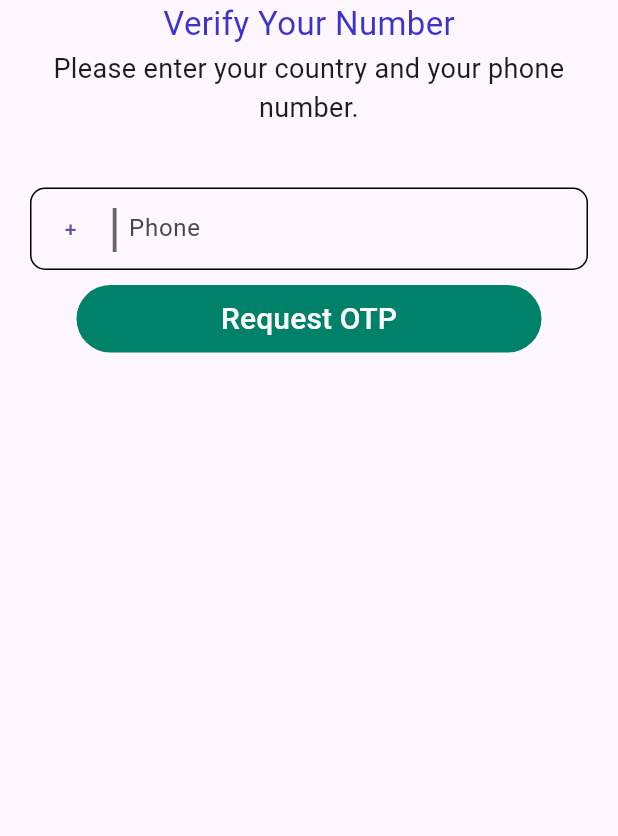
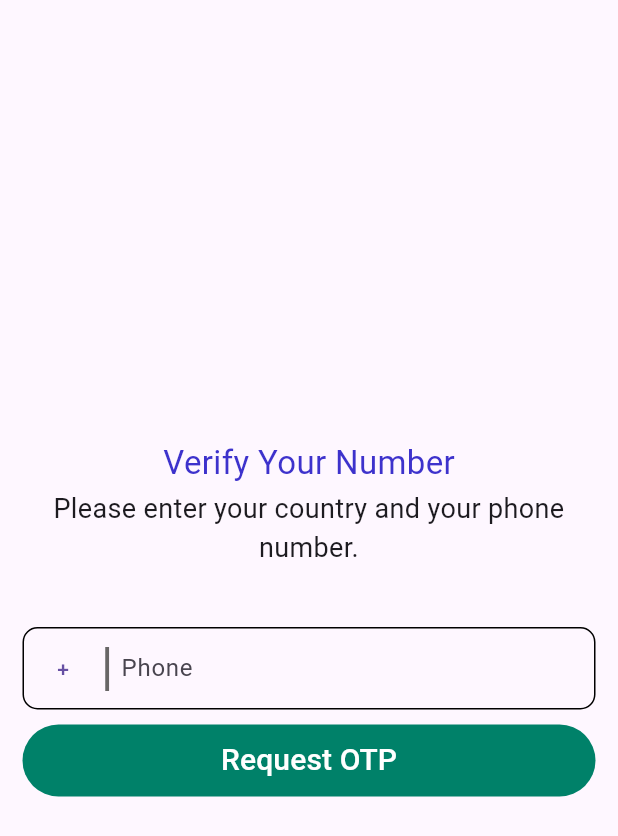
Before and after one commit to Faisii786/WhatsApp_clone, a Flutter app: the PhoneNumber screen opened directly, on a phone screen of 412 x 824 dp. Shown: the top 836 px of the screen. Run offline on Flutter 3.47's test engine with Material 2 defaults, Android fonts, the phone set to English and light mode, and no system bars; our stand-ins replace country_picker, firebase_auth, firebase_core, google_fonts, image_picker; accounts and stored records are empty; Roboto replaces fonts that are missing (Alatsi).

Commit message:
Add phone page

```diff
--- a/lib/auth/Agree&Continue.dart
+++ b/lib/auth/Agree&Continue.dart
@@ -1,4 +1,5 @@
 import 'package:flutter/material.dart';
+import 'package:whatsapp_clone/auth/phone_number.dart';
 import 'package:whatsapp_clone/utilities/colors.dart';
 import 'package:whatsapp_clone/auth/create_your_profile.dart';
 
@@ -81,7 +82,7 @@ class AgreeAndContine extends StatelessWidget {
                         Navigator.push(
                           context,
                           MaterialPageRoute(
-                            builder: (context) => SetupProfile(),
+                            builder: (context) => PhoneNumber(),
                           ),
                         );
                       },
--- a/lib/auth/phone_number.dart
+++ b/lib/auth/phone_number.dart
@@ -79,14 +79,16 @@ class _PhoneNumberState extends State<PhoneNumber> {
         child: ScaffoldMessenger(
           key: SnakBarKey,
           child: Scaffold(
-            body: Center(
+            body: Container(
+              padding: const EdgeInsets.symmetric(horizontal: 15),
               child: Column(
+                mainAxisAlignment: MainAxisAlignment.center,
+                crossAxisAlignment: CrossAxisAlignment.center,
                 children: [
                   Text(
                     "Verify Your Number",
                     style: GoogleFonts.alatsi(
-                        fontSize: 22,
-                        color: Color.fromARGB(255, 61, 50, 204)),
+                        fontSize: 22, color: Color.fromARGB(255, 61, 50, 204)),
                   ),
                   SizedBox(
                     height: 2,
@@ -101,9 +103,7 @@ class _PhoneNumberState extends State<PhoneNumber> {
                   SizedBox(
                     height: 40,
                   ),
-                  Padding(
-                    padding: const EdgeInsets.symmetric(horizontal: 20),
-                    child: Container(
+                  Container(
                     decoration: BoxDecoration(
                         border: Border.all(),
                         borderRadius: BorderRadius.circular(10)),
@@ -121,28 +121,20 @@ class _PhoneNumberState extends State<PhoneNumber> {
                                     onPressed: () {
                                       showCountryPicker(
                                         favorite: ['PK'],
-                                          countryListTheme:
-                                              CountryListThemeData(
-                                                  backgroundColor:
-                                                      Colors.grey[300],
+                                        countryListTheme: CountryListThemeData(
+                                            backgroundColor: Colors.grey[300],
                                             bottomSheetHeight: 400,
                                             flagSize: 20,
                                             inputDecoration: InputDecoration(
-                                                      hintText:
-                                                          'Enter Country Name',
-                                                      labelText:
-                                                          'Search Country'),
-                                                  borderRadius:
-                                                      BorderRadius.only(
-                                                    topRight:
-                                                        Radius.circular(5),
-                                                    topLeft:
-                                                        Radius.circular(5),
+                                                hintText: 'Enter Country Name',
+                                                labelText: 'Search Country'),
+                                            borderRadius: BorderRadius.only(
+                                              topRight: Radius.circular(5),
+                                              topLeft: Radius.circular(5),
                                             )),
                                         context: context,
                                         onSelect: (Country country) {
-                                            countryvalue =
-                                                country.phoneCode;
+                                          countryvalue = country.phoneCode;
                                           setState(() {});
                                         },
                                       );
@@ -159,8 +151,7 @@ class _PhoneNumberState extends State<PhoneNumber> {
                               "|",
                               style: TextStyle(
                                   fontSize: 35,
-                                    color:
-                                        Color.fromARGB(255, 104, 102, 102)),
+                                  color: Color.fromARGB(255, 104, 102, 102)),
                             ),
                           ),
                           SizedBox(
@@ -177,7 +168,6 @@ class _PhoneNumberState extends State<PhoneNumber> {
                             ),
                           ),
                         ],
-                        ),
                       ),
                     ),
                   ),
--- a/lib/splash/splash.dart
+++ b/lib/splash/splash.dart
@@ -33,6 +33,7 @@ class _SplashScrenState extends State<SplashScren> {
         ),
         bottomNavigationBar: const BottomAppBar(
           surfaceTintColor: Colors.transparent,
+          child: SingleChildScrollView(
             child: Column(
               children: [
                 Text(
@@ -45,11 +46,13 @@ class _SplashScrenState extends State<SplashScren> {
                     Icon(Icons.whatshot),
                     Text(
                       "Meta",
-                    style: TextStyle(fontWeight: FontWeight.bold, fontSize: 20),
+                      style:
+                          TextStyle(fontWeight: FontWeight.bold, fontSize: 20),
                     ),
                   ],
                 )
               ],
+            ),
           ),
         ),
         body: Column(
--- a/lib/ui/button.dart
+++ b/lib/ui/button.dart
@@ -14,8 +14,6 @@ class MyButoon extends StatelessWidget {
   @override
   Widget build(BuildContext context) {
     return Container(
-      width: 310,
-      height: 45,
       decoration: BoxDecoration(
           //color: const Color.fromARGB(255, 26, 114, 29),
           color: AuthBtnColor,
```
Also changed, not shown: lib/main.dart (+6 -2 lines), lib/firebase_options.dart (added), 1 other file. Lines whose indentation alone changed are shown as unchanged.
